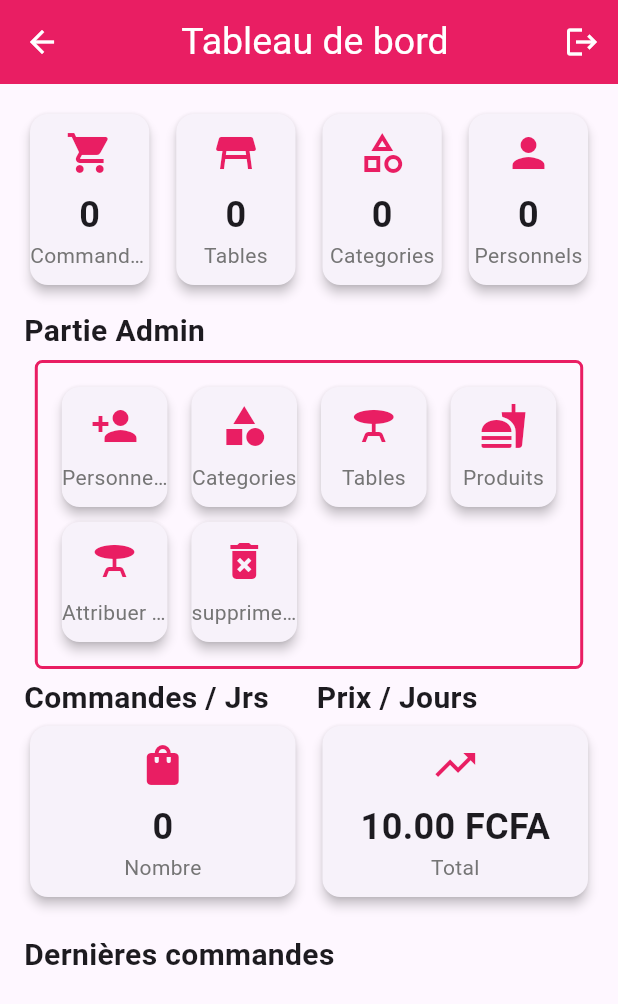
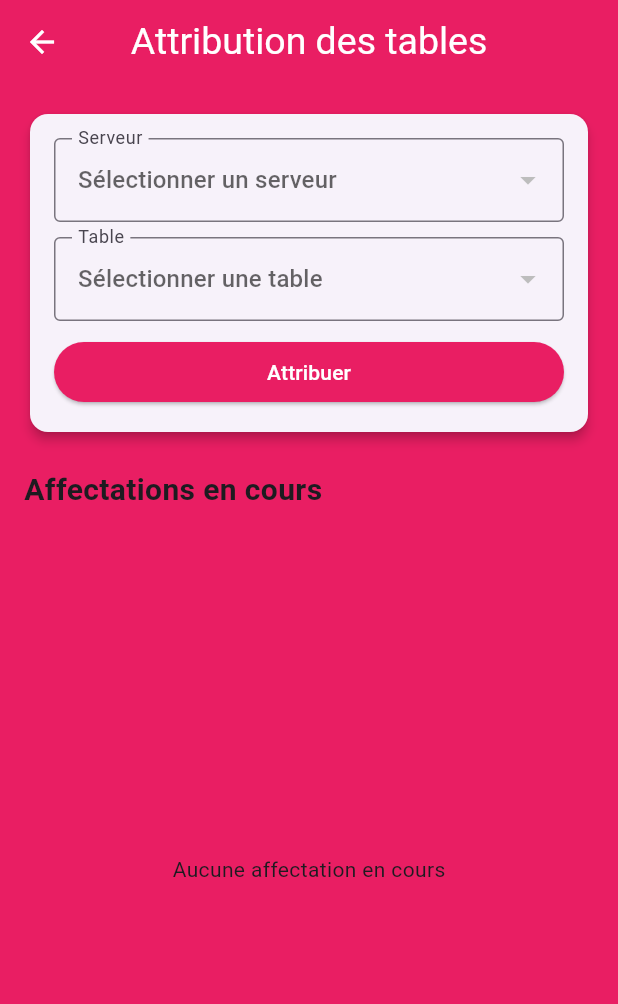
Before and after one commit to HackIsHustler/pili-pili, a Flutter app: the DashboardAdmin screen opened by its route, after a tap on "Attribuer Table", on a phone screen of 412 x 824 dp. Shown: the top 1004 px of the screen. Run offline on Flutter 3.47's test engine with Material 3 defaults, Android fonts, the light colour scheme and no system bars; our stand-ins replace flutter_secure_storage, image_picker, sqflite; accounts and stored records are empty.

Commit message:
ajout de la fonctionnalite attribution des tables aux serveurs

```diff
--- a/lib/models/table.dart
+++ b/lib/models/table.dart
@@ -15,6 +15,7 @@ class TableRestaurant{
 
   factory TableRestaurant.fromMap(Map<String, dynamic> map){
     return TableRestaurant(
+      id: map['id'],
       numero: map['numero'],
       capacite: map['capacite'],
       statut: map['statut'],
--- a/lib/pages/admin/ajout_categorie.dart
+++ b/lib/pages/admin/ajout_categorie.dart
@@ -59,7 +59,7 @@ class _AjoutCategoriePageState extends State<AjoutCategoriePage> {
   @override
   Widget build(BuildContext context) {
     return Scaffold(
-       backgroundColor: Colors.pink,
+       backgroundColor: StyleApplication.backgroundcolorPage,
       appBar: AppBar(
         title: const Text(
           "Ajouter une catégorie",
--- /dev/null
+++ b/lib/pages/admin/gestion_affectations.dart
@@ -0,0 +1,283 @@
+import 'package:flutter/material.dart';
+import 'package:pili_pili/services/database_manager.dart';
+import 'package:pili_pili/models/table.dart';
+import 'package:pili_pili/models/affectation_table.dart';
+import 'package:pili_pili/widgets/zone_de_message.dart';
+import 'package:pili_pili/widgets/widget_confirmation_dialogue.dart';
+import 'package:pili_pili/style/style.dart';
+
+class GestionAffectations extends StatefulWidget {
+  const GestionAffectations({super.key});
+
+  @override
+  State<GestionAffectations> createState() => _GestionAffectationsState();
+}
+
+class _GestionAffectationsState extends State<GestionAffectations> {
+  List<TableRestaurant> _tables = [];
+  List<AffectationTable> _affectations = [];
+  List<Map<String, dynamic>> _personnels = [];
+  bool _isLoading = true;
+
+  // Contrôleurs pour le formulaire
+  int? _selectedServeurId;
+  int? _selectedTableId;
+
+  @override
+  void initState() {
+    super.initState();
+    _chargerDonnees();
+  }
+
+  Future<void> _chargerDonnees() async {
+    setState(() => _isLoading = true);
+
+    try {
+      // 1. Récupérer les serveurs
+       _personnels = await DatabaseManager.getAllPersonnelsWithUsers();
+
+      final serveurs = _personnels.where((p) => p['role'] == 'serveur').toList();
+
+      // 2. Récupérer les tables
+      _tables = await DatabaseManager.getAllTable();
+
+      // 3. Récupérer les affectations actives
+      final allAffectations = await DatabaseManager.getAllAffectations();
+      _affectations = allAffectations.where((a) => a.dateFin == null).toList();
+
+      setState(() => _isLoading = false);
+    } catch (e) {
+      setState(() => _isLoading = false);
+      if (mounted) {
+        SnackBarHelper.error(context, "Erreur: $e");
+      }
+    }
+  }
+
+  String _formatDate(DateTime date) {
+  final local = date.toLocal();
+  final jour = local.day.toString().padLeft(2, '0');
+  final mois = local.month.toString().padLeft(2, '0');
+  final annee = (local.year % 100).toString().padLeft(2, '0'); // 2 derniers chiffres
+  final heure = local.hour.toString().padLeft(2, '0');
+  final minute = local.minute.toString().padLeft(2, '0');
+
+  return "$jour-$mois-$annee   $heure:$minute";
+}
+
+
+
+  Future<void> _attribuerTable() async {
+    if (_selectedServeurId == null || _selectedTableId == null) {
+      SnackBarHelper.warning(context, "Veuillez sélectionner un serveur et une table");
+      return;
+    }
+
+    try {
+      final affectation = AffectationTable(
+        tableId: _selectedTableId!,
+        utilisateurId: _selectedServeurId!,
+        dateDebut: DateTime.now(),
+      );
+
+      await DatabaseManager.insertAffectationTable(affectation);
+
+      // Mettre à jour le statut de la table
+      await DatabaseManager.updateStatutTable(_selectedTableId!, "occupee");
+
+      if (mounted) {
+        SnackBarHelper.success(context, "Table attribuée avec succès !");
+      }
+      _chargerDonnees();
+
+      // Réinitialiser la sélection
+      setState(() {
+        _selectedServeurId = null;
+        _selectedTableId = null;
+      });
+    } catch (e) {
+      if (mounted) {
+        SnackBarHelper.error(context, "Erreur: $e");
+      }
+    }
+  }
+
+  Future<void> _libererTable(int affectationId, int tableId) async {
+    try {
+      await DatabaseManager.terminerAffectation(affectationId);
+      await DatabaseManager.updateStatutTable(tableId, "libre");
+
+      if (mounted) {
+        SnackBarHelper.success(context, "Table libérée !");
+      }
+      _chargerDonnees();
+    } catch (e) {
+      if (mounted) {
+        SnackBarHelper.error(context, "Erreur: $e");
+      }
+    }
+  }
+
+  @override
+  Widget build(BuildContext context) {
+    return Scaffold(
+      backgroundColor: StyleApplication.backgroundcolorPage,
+      appBar: AppBar(
+        title: const Text("Attribution des tables", style: StyleApplication.titre,),
+        backgroundColor: Colors.pink,
+        centerTitle: true,
+        iconTheme: IconThemeData(color: Colors.white),
+      ),
+      body: _isLoading
+          ? const Center(child: CircularProgressIndicator())
+          : Padding(
+                padding: const EdgeInsets.all(16.0),
+                child: Column(
+                  children: [
+                    // Formulaire d'attribution
+                    Card(
+                      elevation: 3,
+                      child: Padding(
+                        padding: const EdgeInsets.all(16.0),
+                        child: Column(
+                          children: [
+                            // Sélection du serveur
+                            DropdownButtonFormField<int>(
+                              initialValue: _selectedServeurId,
+                              hint: const Text("Sélectionner un serveur"),
+                              items: _personnels
+                              .where((p) => p['role'] == 'serveur')
+                              .map<DropdownMenuItem<int>>((p) {
+                                return DropdownMenuItem<int>(
+                                  value: p['utilisateurId'],
+                                  child: Text("${p['prenom']} ${p['nom']}"),
+                                );
+                              }).toList(),
+                              onChanged: (value) {
+                                setState(() {
+                                  _selectedServeurId = value;
+                                });
+                              },
+                              decoration: const InputDecoration(
+                                border: OutlineInputBorder(),
+                                labelText: "Serveur",
+                              ),
+                            ),
+                            const SizedBox(height: 10),
+
+                            // Sélection de la table
+                            DropdownButtonFormField<int>(
+                              initialValue: _selectedTableId,
+                              hint: const Text("Sélectionner une table"),
+                              items: _tables
+                                  .where((t) => t.statut == "libre")
+                                  .map((table) {
+                                return DropdownMenuItem(
+                                  value: table.id,
+                                  child: Text("Table ${table.numero} - ${table.capacite} places"),
+                                );
+                              }).toList(),
+                              onChanged: (value) {
+                                setState(() {
+                                  _selectedTableId = value;
+                                });
+                              },
+                              decoration: const InputDecoration(
+                                border: OutlineInputBorder(),
+                                labelText: "Table",
+                              ),
+                            ),
+                            const SizedBox(height: 10),
+
+                            // Bouton Attribuer
+                            SizedBox(
+                              width: double.infinity,
+                              child: ElevatedButton(
+                                onPressed: _attribuerTable,
+                                style: ElevatedButton.styleFrom(
+                                  backgroundColor: Colors.pink,
+                                ),
+                                child: const Text(
+                                  "Attribuer",
+                                  style: TextStyle(color: Colors.white),
+                                ),
+                              ),
+                            ),
+                          ],
+                        ),
+                      ),
+                    ),
+
+                    const SizedBox(height: 20),
+
+                    // Liste des affectations en cours
+                    const Align(
+                      alignment: Alignment.centerLeft,
+                      child: Text(
+                        "Affectations en cours",
+                        style: StyleApplication.sousTitre,
+                      ),
+                    ),
+                    const SizedBox(height: 10),
+
+                    Expanded(
+                      child: _affectations.isEmpty
+                          ? const Center(
+                              child: Text("Aucune affectation en cours"),
+                            )
+                          : ListView.builder(
+                              itemCount: _affectations.length,
+                              itemBuilder: (context, index) {
+                                final affectation = _affectations[index];
+                                final table = _tables.firstWhere(
+                                  (t) => t.id == affectation.tableId,
+                                );
+                                final serveur = _personnels.firstWhere(
+                                  (p) => p['utilisateurId'] == affectation.utilisateurId,
+                                );
+
+                                return Card(
+                                  margin: const EdgeInsets.only(bottom: 8),
+                                  child: ListTile(
+                                    leading: const Icon(Icons.table_restaurant,
+                                        color: Colors.pink),
+                                    title: Text("Table ${table.numero}"),
+                                    subtitle: Column(
+                                      crossAxisAlignment:
+                                          CrossAxisAlignment.start,
+                                      children: [
+                                        Text("Serveur: ${serveur['prenom']} ${serveur['nom']}"),
+                                        Text(
+                                          "Depuis: ${_formatDate(affectation.dateDebut)}",
+                                          style: const TextStyle(fontSize: 12),
+                                        ),
+                                      ],
+                                    ),
+                                    trailing: IconButton(
+                                      icon: const Icon(Icons.close,
+                                          color: Colors.red),
+                                      onPressed: () {
+                                        ConfirmationDialogue.show(
+                                          context,
+                                          title: "Liberer la table",
+                                          message: "Voulez-vous vraiment liberer la table ${table.numero} ?",
+                                          confirmText: "Liberer",
+                                          confirmColor: Colors.red,
+                                          onConfirm: () {
+                                            _libererTable(affectation.id!, table.id!);
+                                          }
+                                          );
+                                      },
+                                      tooltip: "Libérer la table",
+                                    ),
+                                  ),
+                                );
+                              },
+                            ),
+                    ),
+                  ],
+                ),
+              ),
+    );
+  }
+}
--- a/lib/pages/admin/page_admin.dart
+++ b/lib/pages/admin/page_admin.dart
@@ -5,6 +5,7 @@ import 'package:pili_pili/pages/admin/ajout_categorie.dart';
 import 'package:pili_pili/pages/admin/ajout_personnel.dart';
 import 'package:pili_pili/pages/admin/ajout_produit.dart';
 import 'package:pili_pili/pages/admin/ajout_table.dart';
+import 'package:pili_pili/pages/admin/gestion_affectations.dart';
 import 'package:pili_pili/services/database_manager.dart';
 import 'package:pili_pili/widgets/widget_page_admin_card.dart';
 import 'package:pili_pili/style/style.dart';
@@ -212,16 +213,23 @@ class _DashboardAdminState extends State<DashboardAdmin> {
                           width: (MediaQuery.of(context).size.width - 20) / 5,
                         child: StatCard(
                           label: "Attribuer Table",
-                          icon: Icons.table_bar,
+                          icon: Icons.swap_horiz,
                           showValue: false,
-                          onTap: (){},
+                          onTap: (){
+                            Navigator.push(
+                              context,
+                              MaterialPageRoute(
+                                builder: (context) => const GestionAffectations(),
+                                )
+                              );
+                          },
                           )
                         ),
                            SizedBox(
                           width: (MediaQuery.of(context).size.width - 20) / 5,
                         child: StatCard(
-                          label: "supprimer personnel",
-                          icon: Icons.delete_forever,
+                          label: "Voir personnel",
+                          icon: Icons.visibility,
                           showValue: false,
                           onTap: (){},
                           )
--- a/lib/style/style.dart
+++ b/lib/style/style.dart
@@ -9,6 +9,9 @@ class StyleApplication{
 
   //couleur des icones dans une pages
   static const coloriconInPage = Colors.pink;
+
+  //couleur de l'arriere plan des pages
+  static const Color backgroundcolorPage = Colors.pink;
 
   //le titre de l'application
   static const titre = TextStyle(
--- a/lib/widgets/modal_ajout_personnel.dart
+++ b/lib/widgets/modal_ajout_personnel.dart
@@ -63,7 +63,7 @@ class _FormulairePersonnelState extends State<FormulairePersonnel> {
         ),
         const SizedBox(height: 10),
         DropdownButtonFormField<String>(
-          value: widget.selectedRole,
+          initialValue: widget.selectedRole,
           items: _roles.map((role) {
             return DropdownMenuItem(
               value: role,
```
Also changed, not shown: lib/pages/admin/ajout_personnel.dart (+10 -2 lines), lib/pages/admin/ajout_produit.dart (+65 -59 lines), lib/pages/admin/ajout_table.dart (+6 -5 lines), lib/services/database_manager.dart (+12 -1 lines).
